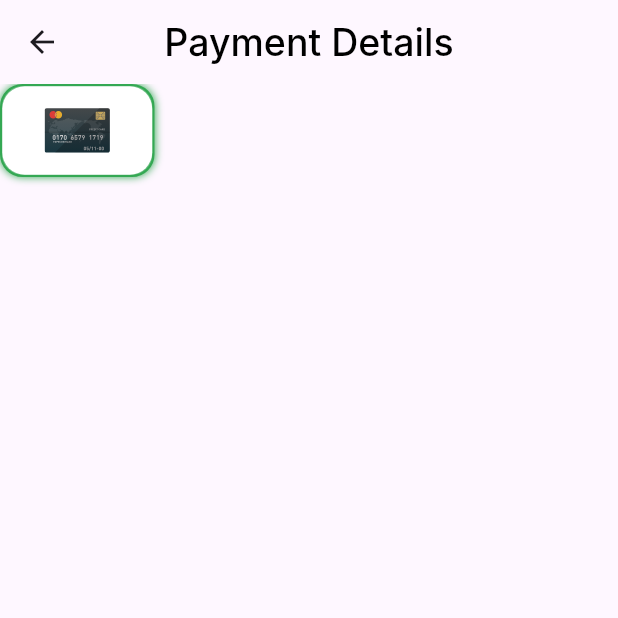
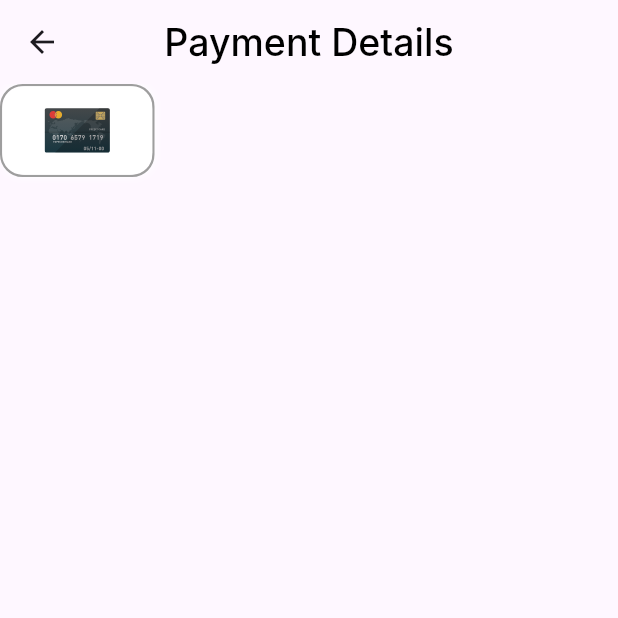
Before and after one commit to aliabdelnaby/checkout_payment, a Flutter app: the PaymentDetailsView screen opened directly, on a phone screen of 412 x 824 dp, the top half of it. Run offline on Flutter 3.47's test engine with Material 3 defaults, Android fonts, the phone set to English and light mode, and no system bars; our stand-ins replace flutter_svg; Roboto replaces fonts that are missing (Inter).

Commit message:
in active and active payment method

```diff
--- /dev/null
+++ b/lib/features/checkout/presentation/widgets/payment_details_item.dart
@@ -0,0 +1,50 @@
+import 'package:flutter/material.dart';
+import 'package:flutter_svg/svg.dart';
+
+class PaymentMethodItem extends StatelessWidget {
+  const PaymentMethodItem({
+    super.key,
+    required this.isActive,
+  });
+
+  final bool isActive;
+  @override
+  Widget build(BuildContext context) {
+    return AnimatedContainer(
+      duration: const Duration(milliseconds: 300),
+      child: Container(
+        width: 103,
+        height: 62,
+        decoration: ShapeDecoration(
+          shape: RoundedRectangleBorder(
+            side: BorderSide(
+              width: 1.50,
+              color: isActive ? const Color(0xFF34A853) : Colors.grey,
+            ),
+            borderRadius: BorderRadius.circular(15),
+          ),
+          shadows: [
+            BoxShadow(
+              color: isActive ? const Color(0xFF34A853) : Colors.white,
+              blurRadius: 4,
+              offset: const Offset(0, 0),
+              spreadRadius: 0,
+            ),
+          ],
+        ),
+        child: Container(
+          decoration: BoxDecoration(
+            borderRadius: BorderRadius.circular(15),
+            color: Colors.white,
+          ),
+          child: Center(
+            child: SvgPicture.asset(
+              "assets/images/card.svg",
+              height: 30,
+            ),
+          ),
+        ),
+      ),
+    );
+  }
+}
--- a/lib/features/checkout/presentation/widgets/payment_details_view_body.dart
+++ b/lib/features/checkout/presentation/widgets/payment_details_view_body.dart
@@ -1,42 +1,15 @@
 import 'package:flutter/material.dart';
-import 'package:flutter_svg/flutter_svg.dart';
+import 'package:flutter_paymob/features/checkout/presentation/widgets/payment_details_item.dart';
 
 class PaymentDetailsViewBody extends StatelessWidget {
   const PaymentDetailsViewBody({super.key});
 
   @override
   Widget build(BuildContext context) {
-    return Column(
+    return const Column(
       children: [
-        Container(
-          width: 103,
-          height: 62,
-          decoration: ShapeDecoration(
-            shape: RoundedRectangleBorder(
-              side: const BorderSide(width: 1.50, color: Color(0xFF34A853)),
-              borderRadius: BorderRadius.circular(15),
-            ),
-            shadows: const [
-              BoxShadow(
-                color: Color(0xFF34A853),
-                blurRadius: 4,
-                offset: Offset(0, 0),
-                spreadRadius: 0,
-              ),
-            ],
-          ),
-          child: Container(
-            decoration: BoxDecoration(
-              borderRadius: BorderRadius.circular(15),
-              color: Colors.white,
-            ),
-            child: Center(
-              child: SvgPicture.asset(
-                "assets/images/card.svg",
-                height: 30,
-              ),
-            ),
-          ),
+        PaymentMethodItem(
+          isActive: false,
         ),
       ],
     );
```
